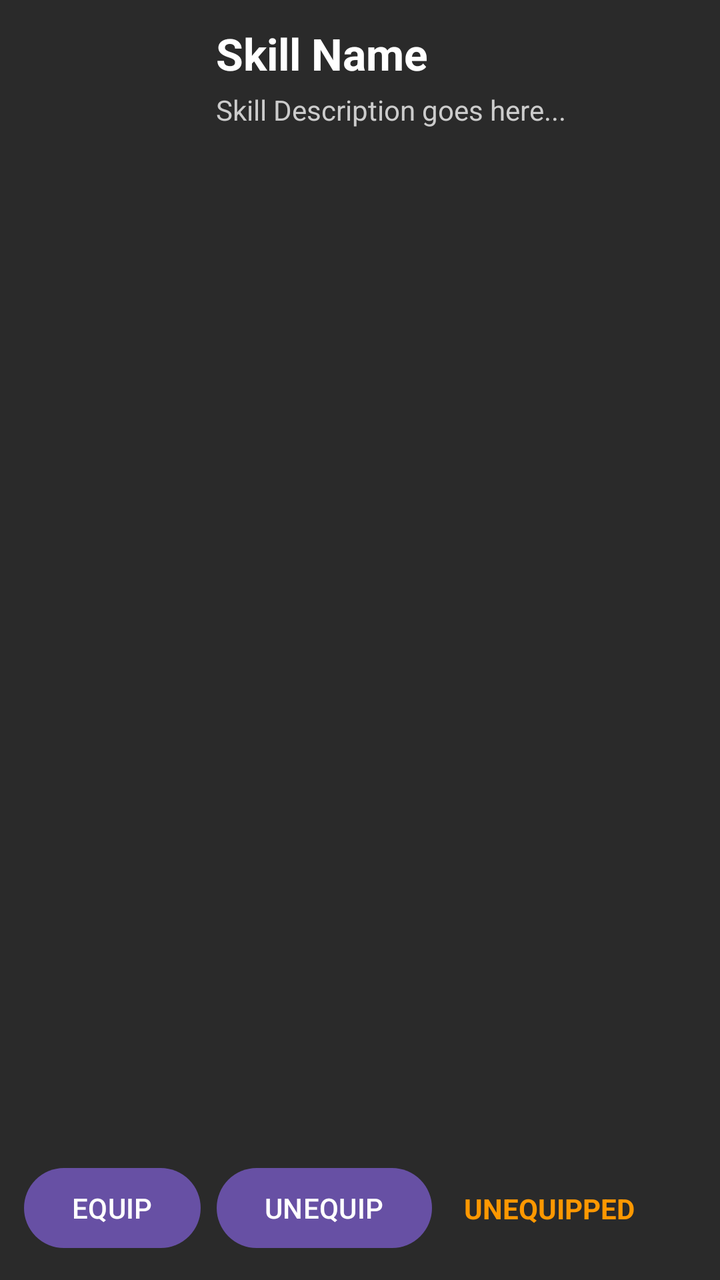
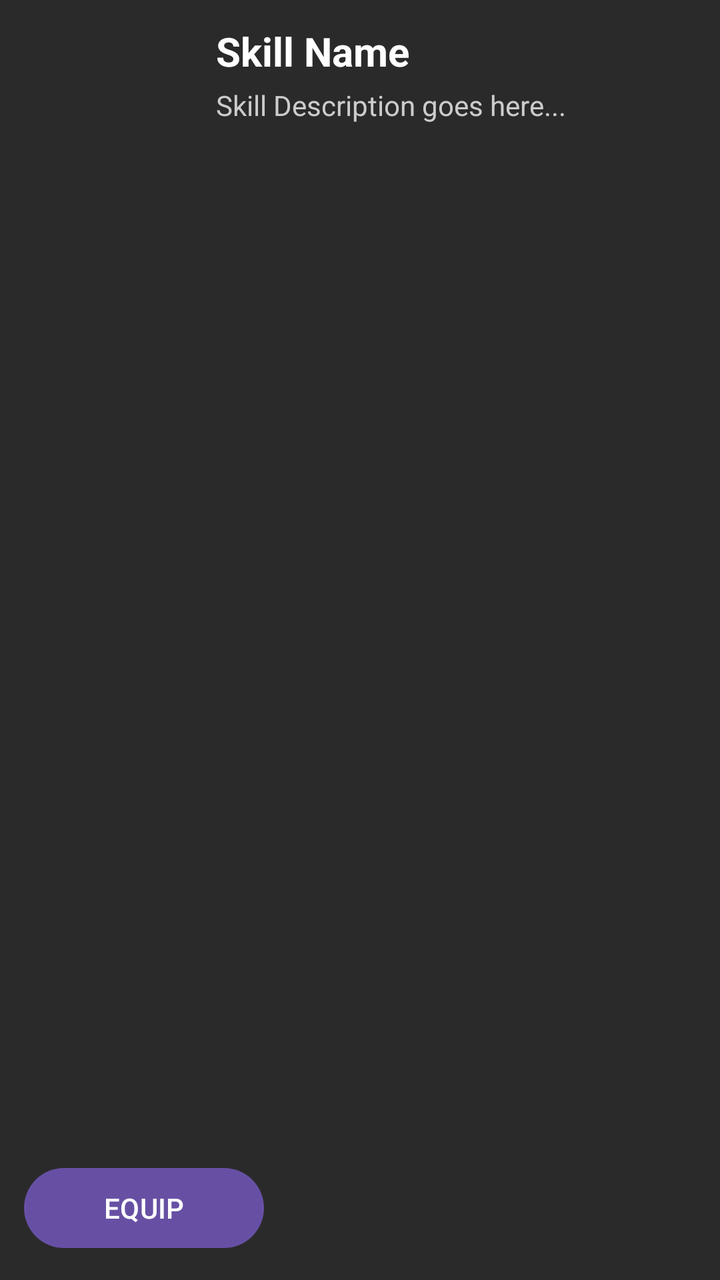

The first picture is an Android layout as it rendered before a commit; the second is the same layout after the commit. The layout source and the unified diff follow.
<!-- AndroidManifest.xml: application theme Theme.BattleScribe -->
<!-- res/layout/skill_item.xml -->
<?xml version="1.0" encoding="utf-8"?>
<androidx.constraintlayout.widget.ConstraintLayout xmlns:android="http://schemas.android.com/apk/res/android"
    xmlns:app="http://schemas.android.com/apk/res-auto"
    android:layout_width="match_parent"
    android:layout_height="180dp"
    android:layout_marginBottom="8dp"
    android:background="#2A2A2A"
    android:padding="12dp">

    <ImageView
        android:id="@+id/skill_icon"
        android:layout_width="80dp"
        android:layout_height="80dp"
        android:scaleType="fitCenter"
        app:layout_constraintStart_toStartOf="parent"
        app:layout_constraintTop_toTopOf="parent" />

    <TextView
        android:id="@+id/skill_name"
        android:layout_width="0dp"
        android:layout_height="wrap_content"
        android:layout_marginStart="16dp"
        android:text="Skill Name"
        android:textColor="#FFFFFF"
        android:textSize="22sp"
        android:textStyle="bold"
        app:layout_constraintEnd_toEndOf="parent"
        app:layout_constraintStart_toEndOf="@+id/skill_icon"
        app:layout_constraintTop_toTopOf="parent" />

    <TextView
        android:id="@+id/skill_desc"
        android:layout_width="0dp"
        android:layout_height="0dp"
        android:layout_marginTop="4dp"
        android:layout_marginBottom="8dp"
        android:text="Skill Description goes here..."
        android:textColor="#CCCCCC"
        android:textSize="14sp"
        app:layout_constraintBottom_toTopOf="@+id/btn_equip"
        app:layout_constraintEnd_toEndOf="parent"
        app:layout_constraintStart_toStartOf="@+id/skill_name"
        app:layout_constraintTop_toBottomOf="@+id/skill_name" />

    <Button
        android:id="@+id/btn_equip"
        android:layout_width="wrap_content"
        android:layout_height="wrap_content"
        android:text="EQUIP"
        app:layout_constraintBottom_toBottomOf="parent"
        app:layout_constraintStart_toStartOf="parent" />

    <Button
        android:id="@+id/btn_unequip"
        android:layout_width="wrap_content"
        android:layout_height="wrap_content"
        android:layout_marginStart="8dp"
        android:text="UNEQUIP"
        app:layout_constraintBottom_toBottomOf="parent"
        app:layout_constraintStart_toEndOf="@+id/btn_equip" />

    <TextView
        android:id="@+id/skill_status"
        android:layout_width="wrap_content"
        android:layout_height="wrap_content"
        android:layout_marginStart="16dp"
        android:text="UNEQUIPPED"
        android:textColor="#FF9800"
        android:textSize="14sp"
        android:textStyle="bold"
        app:layout_constraintBottom_toBottomOf="@+id/btn_unequip"
        app:layout_constraintStart_toEndOf="@+id/btn_unequip"
        app:layout_constraintTop_toTopOf="@+id/btn_unequip" />

</androidx.constraintlayout.widget.ConstraintLayout>
<!-- resources referenced by this layout -->
<resources>
  <style name="Theme.BattleScribe" parent="Base.Theme.BattleScribe" />
  <style name="Base.Theme.BattleScribe" parent="Theme.Material3.DayNight.NoActionBar">
          
          
      </style>
</resources>

<!-- the commit's change to res/layout/skill_item.xml (unified diff, before → after) -->
@@ -2,7 +2,7 @@
 <androidx.constraintlayout.widget.ConstraintLayout xmlns:android="http://schemas.android.com/apk/res/android"
     xmlns:app="http://schemas.android.com/apk/res-auto"
     android:layout_width="match_parent"
-    android:layout_height="180dp"
+    android:layout_height="160dp"
     android:layout_marginBottom="8dp"
     android:background="#2A2A2A"
     android:padding="12dp">
@@ -22,10 +22,22 @@
         android:layout_marginStart="16dp"
         android:text="Skill Name"
         android:textColor="#FFFFFF"
-        android:textSize="22sp"
+        android:textSize="20sp"
         android:textStyle="bold"
+        app:layout_constraintEnd_toStartOf="@+id/tv_skill_requirement"
+        app:layout_constraintStart_toEndOf="@+id/skill_icon"
+        app:layout_constraintTop_toTopOf="parent" />
+
+    <TextView
+        android:id="@+id/tv_skill_requirement"
+        android:layout_width="wrap_content"
+        android:layout_height="wrap_content"
+        android:text="Requires Lv 3"
+        android:textColor="#FF4444"
+        android:textSize="14sp"
+        android:textStyle="bold"
+        android:visibility="gone"
         app:layout_constraintEnd_toEndOf="parent"
-        app:layout_constraintStart_toEndOf="@+id/skill_icon"
         app:layout_constraintTop_toTopOf="parent" />
 
     <TextView
@@ -37,39 +49,17 @@
         android:text="Skill Description goes here..."
         android:textColor="#CCCCCC"
         android:textSize="14sp"
-        app:layout_constraintBottom_toTopOf="@+id/btn_equip"
+        app:layout_constraintBottom_toTopOf="@+id/btn_skill_action"
         app:layout_constraintEnd_toEndOf="parent"
         app:layout_constraintStart_toStartOf="@+id/skill_name"
         app:layout_constraintTop_toBottomOf="@+id/skill_name" />
 
     <Button
-        android:id="@+id/btn_equip"
-        android:layout_width="wrap_content"
+        android:id="@+id/btn_skill_action"
+        android:layout_width="120dp"
         android:layout_height="wrap_content"
         android:text="EQUIP"
         app:layout_constraintBottom_toBottomOf="parent"
         app:layout_constraintStart_toStartOf="parent" />
 
-    <Button
-        android:id="@+id/btn_unequip"
-        android:layout_width="wrap_content"
-        android:layout_height="wrap_content"
-        android:layout_marginStart="8dp"
-        android:text="UNEQUIP"
-        app:layout_constraintBottom_toBottomOf="parent"
-        app:layout_constraintStart_toEndOf="@+id/btn_equip" />
-
-    <TextView
-        android:id="@+id/skill_status"
-        android:layout_width="wrap_content"
-        android:layout_height="wrap_content"
-        android:layout_marginStart="16dp"
-        android:text="UNEQUIPPED"
-        android:textColor="#FF9800"
-        android:textSize="14sp"
-        android:textStyle="bold"
-        app:layout_constraintBottom_toBottomOf="@+id/btn_unequip"
-        app:layout_constraintStart_toEndOf="@+id/btn_unequip"
-        app:layout_constraintTop_toTopOf="@+id/btn_unequip" />
-
 </androidx.constraintlayout.widget.ConstraintLayout>
